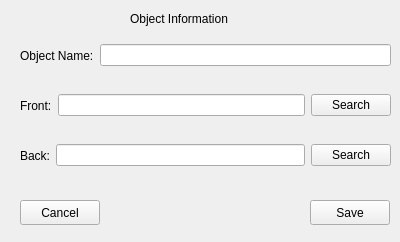
First picture: the form in frontend/object_info.ui, repository hilmandayo/pymagextractor, before the edit.
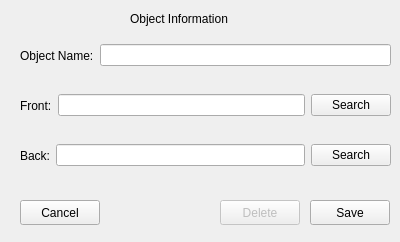
Second picture: the form after the edit.

Commit message: Add funtions for objects info  screen

What changed in the file:
```diff
--- a/frontend/object_info.ui
+++ b/frontend/object_info.ui
@@ -140,6 +140,22 @@
     <string>Cancel</string>
    </property>
   </widget>
+  <widget class="QPushButton" name="delete_bnt">
+   <property name="enabled">
+    <bool>false</bool>
+   </property>
+   <property name="geometry">
+    <rect>
+     <x>220</x>
+     <y>200</y>
+     <width>80</width>
+     <height>25</height>
+    </rect>
+   </property>
+   <property name="text">
+    <string>Delete</string>
+   </property>
+  </widget>
  </widget>
  <resources/>
  <connections/>
```
The commit also changes 6 other files.
